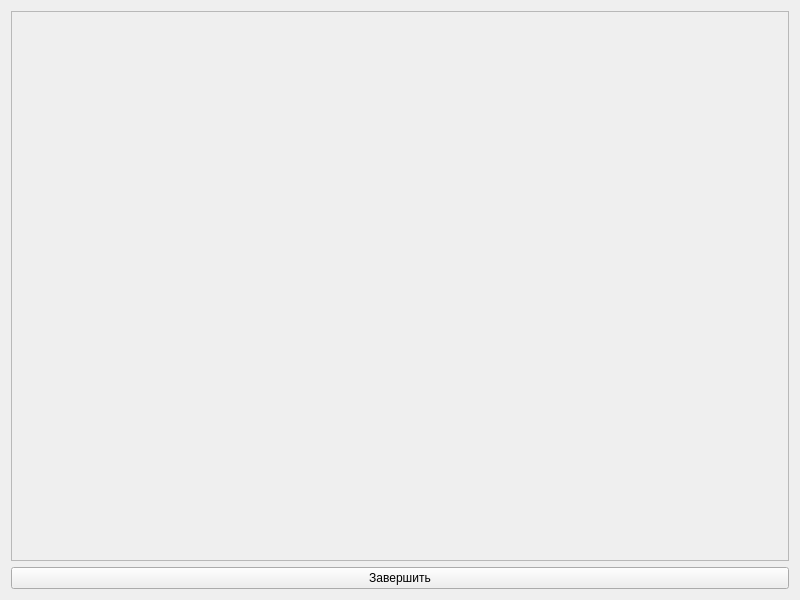
Before: the Qt Designer form ui_files/test.ui in NipisAlqizam/ege_help, drawn with Qt 5.
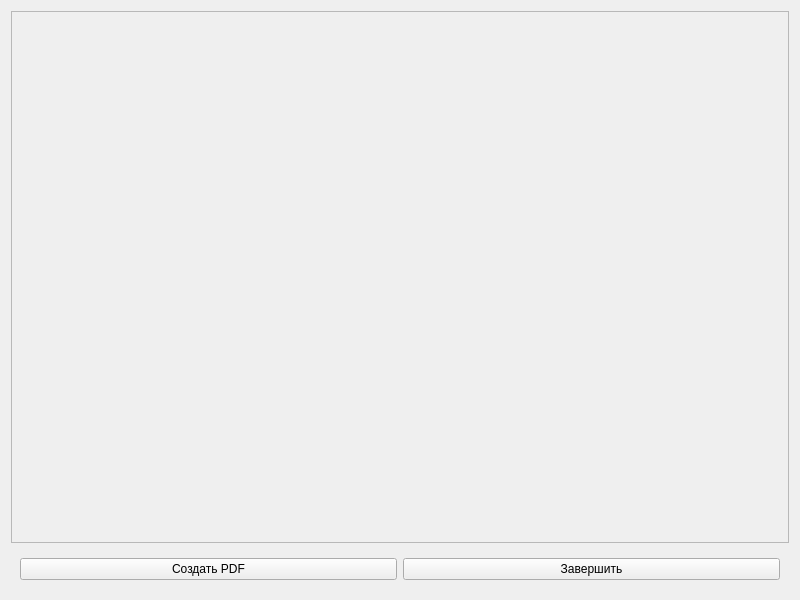
After: the same form once the commit is applied.

What changed in the file:
```diff
--- a/ui_files/test.ui
+++ b/ui_files/test.ui
@@ -36,18 +36,31 @@
        <rect>
         <x>0</x>
         <y>0</y>
-        <width>782</width>
-        <height>547</height>
+        <width>780</width>
+        <height>531</height>
        </rect>
       </property>
      </widget>
     </widget>
    </item>
    <item>
+    <widget class="QWidget" name="widget" native="true">
+     <layout class="QHBoxLayout" name="horizontalLayout">
+      <item>
+       <widget class="QPushButton" name="createPDFButton">
+        <property name="text">
+         <string>Создать PDF</string>
+        </property>
+       </widget>
+      </item>
+      <item>
     <widget class="QPushButton" name="finishButton">
      <property name="text">
       <string>Завершить</string>
      </property>
+       </widget>
+      </item>
+     </layout>
     </widget>
    </item>
   </layout>
```
Lines whose indentation alone changed are shown as unchanged.
